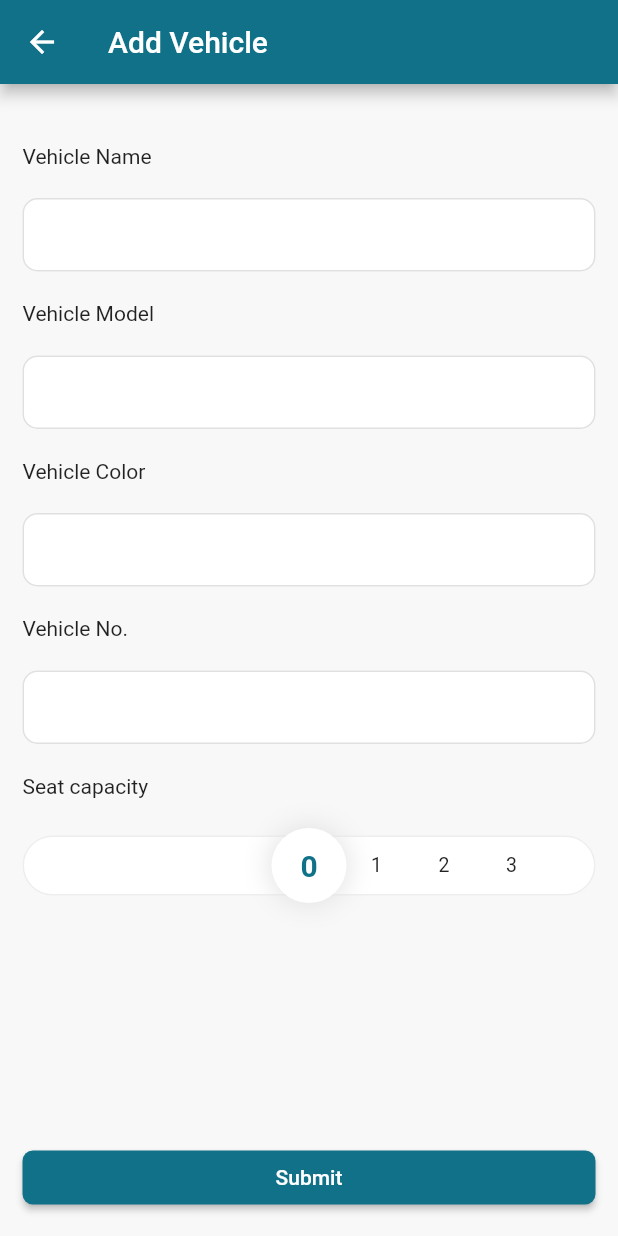
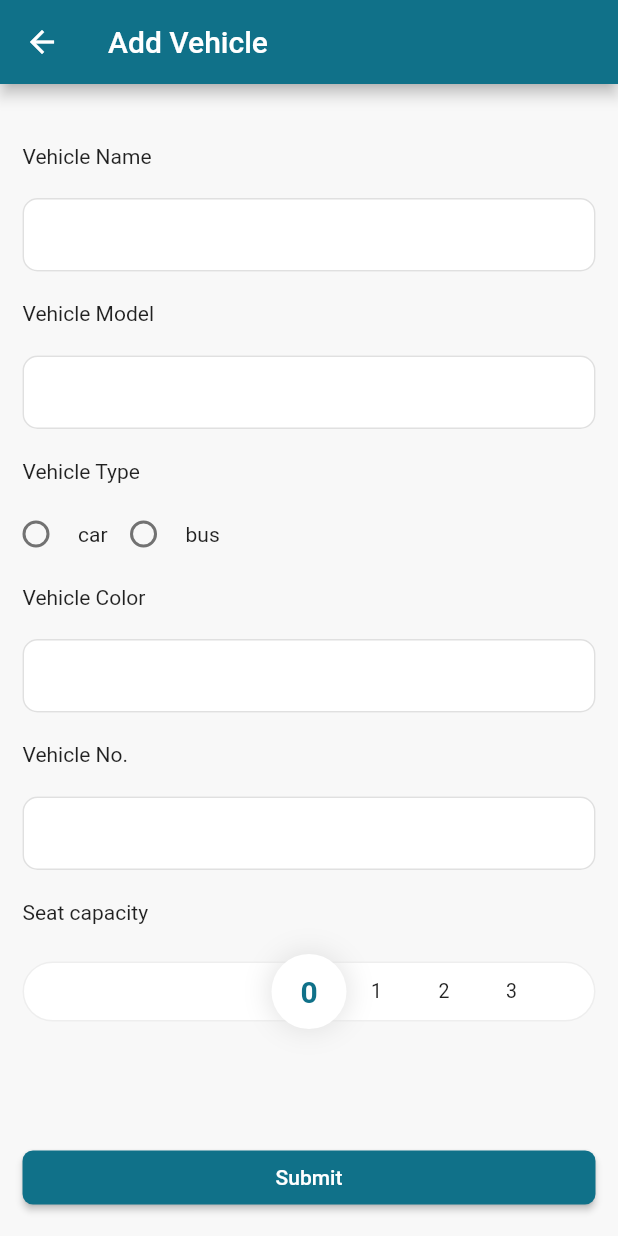
Before and after one commit to aniket-yadav/corporate-transport, a Flutter app: the AddVehicle screen opened by its route, after a tap on "Submit", on a phone screen of 412 x 824 dp. Run offline on Flutter 3.47's test engine with Material 2 defaults, Android fonts, the phone set to English and light mode, and no system bars; drawn by our look-alikes of numberpicker; our stand-ins replace firebase_core, google_maps_flutter, jiffy, shared_preferences; missing offline and left inert: encrypt; accounts and stored records are empty; Roboto replaces fonts that are missing (Cardo).

Commit message:
vehicle add

```diff
--- a/lib/controller/data_controller.dart
+++ b/lib/controller/data_controller.dart
@@ -274,4 +274,36 @@ class DataController with ChangeNotifier {
       employees = [];
     }
   }
+
+
+addVehicle({
+    String? name,
+    String? model,
+    String? type,
+    String? color,
+    String? no,
+    String? capacity,
+
+  }) async {
+    Map<String, dynamic> body = {
+      "name": name,
+      "model": model,
+      "type": type,
+      "color": color,
+      "no": no,
+      "capacity": capacity,
+
+    };
+    var res = await serviceCallPost(
+      body: body,
+      path: services.addVehicleService,
+    );
+    print(res.body);
+    if (res.statusCode == 200) {
+      Response response = Response.fromJson(jsonDecode(res.body));
+      snackBar(response.message ?? '', GlobalVariable.navState.currentContext!);
+    }
+  }
+
+
 }
--- /dev/null
+++ b/lib/enum/vehicles.dart
@@ -0,0 +1,4 @@
+enum Vehicles {
+  car,
+  bus,
+}
--- a/lib/service/services.dart
+++ b/lib/service/services.dart
@@ -8,3 +8,4 @@ const addDriverService = "api/add_driver.php";
 const addEmployeeService = "api/add_employee.php";
 const getDrivers = "api/drivers.php";
 const getEmployees = "api/employees.php";
+const addVehicleService = "api/add_vehicle.php";
--- a/lib/view/admin/add_vehicle.dart
+++ b/lib/view/admin/add_vehicle.dart
@@ -1,5 +1,8 @@
+import 'package:corporatetransportapp/controller/data_controller.dart';
+import 'package:corporatetransportapp/enum/vehicles.dart';
 import 'package:corporatetransportapp/widgets/custom_number_selection.dart';
 import 'package:flutter/material.dart';
+import 'package:provider/provider.dart';
 
 class AddVehicle extends StatefulWidget {
   const AddVehicle({Key? key}) : super(key: key);
@@ -11,8 +14,15 @@ class AddVehicle extends StatefulWidget {
 
 class _AddVehicleState extends State<AddVehicle> {
   int seatCapacity = 0;
+  Vehicles? selectedType;
+  TextEditingController nameController = TextEditingController();
+  TextEditingController modelController = TextEditingController();
+  TextEditingController colorController = TextEditingController();
+  TextEditingController noController = TextEditingController();
+
   @override
   Widget build(BuildContext context) {
+    final dataController = Provider.of<DataController>(context);
     return Scaffold(
       bottomNavigationBar: Container(
         margin: const EdgeInsets.symmetric(
@@ -20,7 +30,20 @@ class _AddVehicleState extends State<AddVehicle> {
           vertical: 15.0,
         ),
         child: ElevatedButton(
-          onPressed: () {},
+          onPressed: () {
+            var name = nameController.text.trim();
+            var model = modelController.text.trim();
+            var color = colorController.text.trim();
+            var no = noController.text.trim();
+            dataController.addVehicle(
+              capacity: '$seatCapacity',
+              color: color,
+              model: model,
+              name: name,
+              no: no,
+              type: selectedType?.name,
+            );
+          },
           style: ButtonStyle(
             shape: MaterialStateProperty.all(
               RoundedRectangleBorder(
@@ -59,8 +82,9 @@ class _AddVehicleState extends State<AddVehicle> {
                 horizontal: 15.0,
                 vertical: 10.0,
               ),
-              child: const TextField(
-                decoration: InputDecoration(
+              child: TextField(
+                controller: nameController,
+                decoration: const InputDecoration(
                   filled: true,
                 ),
               ),
@@ -82,11 +106,74 @@ class _AddVehicleState extends State<AddVehicle> {
                 horizontal: 15.0,
                 vertical: 10.0,
               ),
-              child: const TextField(
-                decoration: InputDecoration(
+              child: TextField(
+                controller: modelController,
+                decoration: const InputDecoration(
                   filled: true,
                 ),
               ),
+            ),
+            Container(
+              margin: const EdgeInsets.symmetric(
+                horizontal: 15.0,
+                vertical: 10.0,
+              ),
+              child: const Text(
+                "Vehicle Type",
+                style: TextStyle(
+                  fontSize: 14.0,
+                ),
+              ),
+            ),
+            Row(
+              children: [
+                Row(
+                  children: [
+                    Radio(
+                      activeColor: const Color(0xFF107189),
+                      value: Vehicles.car,
+                      groupValue: selectedType,
+                      onChanged: (Vehicles? v) {
+                        setState(() {
+                          selectedType = v;
+                        });
+                      },
+                    ),
+                    const SizedBox(
+                      width: 4,
+                    ),
+                    Text(
+                      Vehicles.car.name,
+                      style: const TextStyle(
+                        fontSize: 14.0,
+                      ),
+                    ),
+                  ],
+                ),
+                Row(
+                  children: [
+                    Radio(
+                      activeColor: const Color(0xFF107189),
+                      value: Vehicles.bus,
+                      groupValue: selectedType,
+                      onChanged: (Vehicles? v) {
+                        setState(() {
+                          selectedType = v;
+                        });
+                      },
+                    ),
+                    const SizedBox(
+                      width: 4,
+                    ),
+                    Text(
+                      Vehicles.bus.name,
+                      style: const TextStyle(
+                        fontSize: 14.0,
+                      ),
+                    ),
+                  ],
+                ),
+              ],
             ),
             Container(
               margin: const EdgeInsets.symmetric(
@@ -105,8 +192,9 @@ class _AddVehicleState extends State<AddVehicle> {
                 horizontal: 15.0,
                 vertical: 10.0,
               ),
-              child: const TextField(
-                decoration: InputDecoration(
+              child: TextField(
+                controller: colorController,
+                decoration: const InputDecoration(
                   filled: true,
                 ),
               ),
@@ -128,8 +216,9 @@ class _AddVehicleState extends State<AddVehicle> {
                 horizontal: 15.0,
                 vertical: 10.0,
               ),
-              child: const TextField(
-                decoration: InputDecoration(
+              child: TextField(
+                controller: noController,
+                decoration: const InputDecoration(
                   filled: true,
                 ),
               ),
```
